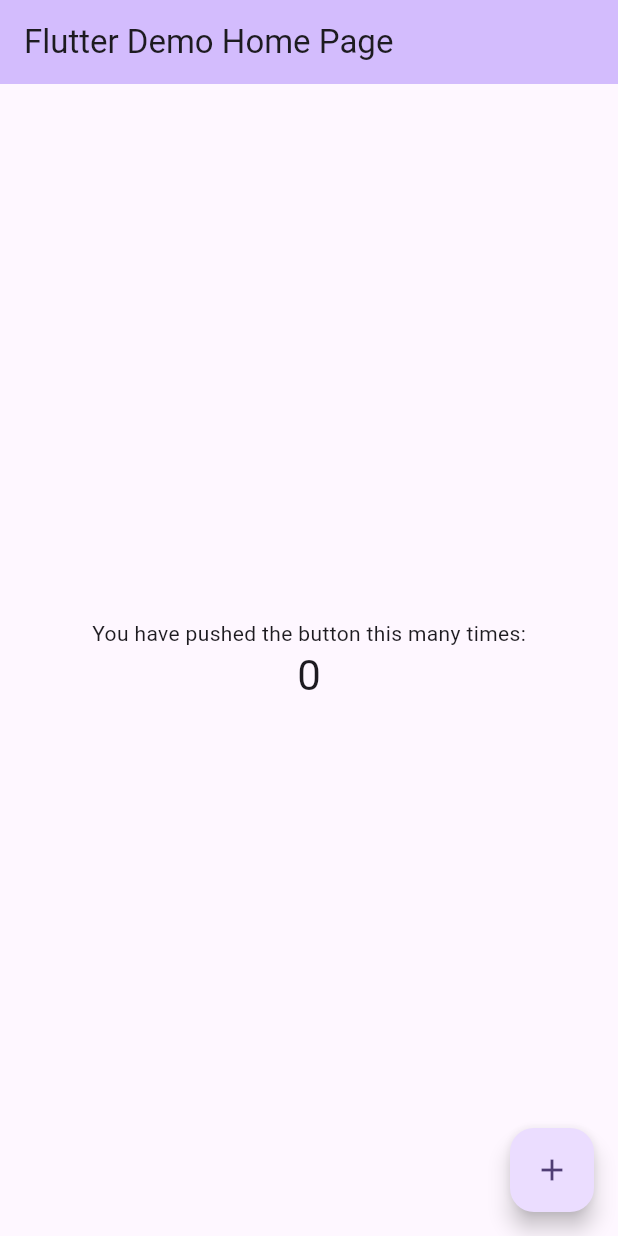
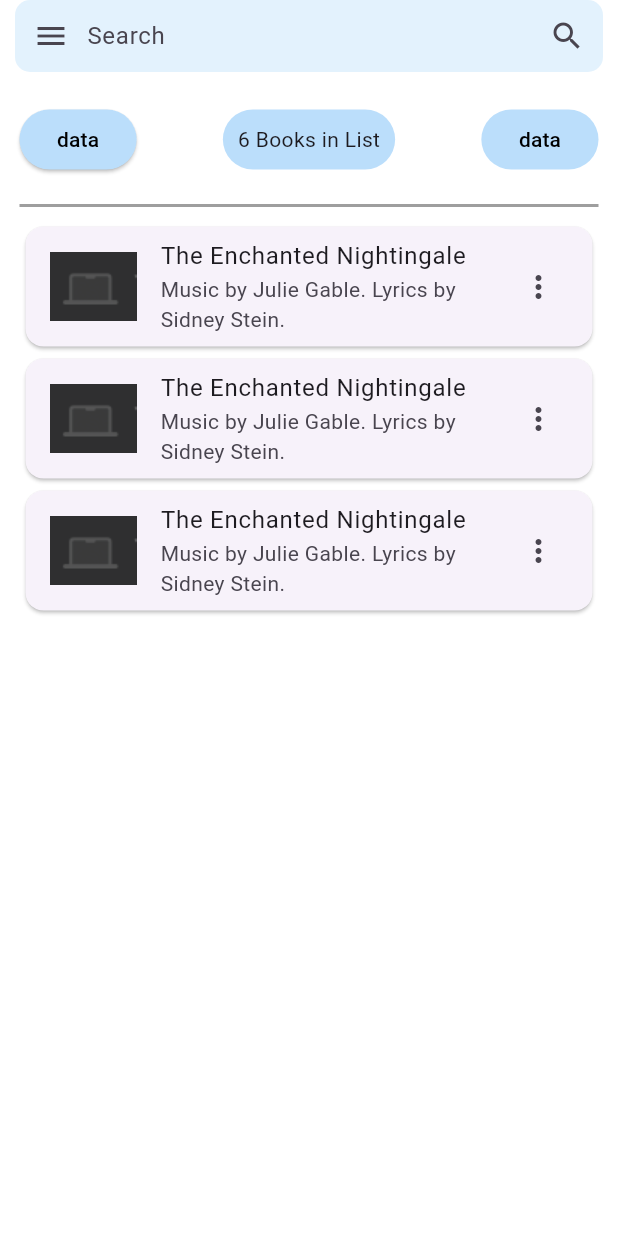
Before and after one commit to YamenMoh-123/Task, a Flutter app: the screen it shows after launch, on a phone screen of 412 x 824 dp. Run offline on Flutter 3.47's test engine with Material 3 defaults, Android fonts, the light colour scheme and no system bars.

Commit message:
basic homescreen setup

```diff
--- a/frontend/lib/main.dart
+++ b/frontend/lib/main.dart
@@ -1,4 +1,5 @@
 import 'package:flutter/material.dart';
+import 'package:frontend/pages/home.dart';
 
 void main() {
   runApp(const MyApp());
@@ -7,119 +8,11 @@
 class MyApp extends StatelessWidget {
   const MyApp({super.key});
 
-  // This widget is the root of your application.
   @override
   Widget build(BuildContext context) {
-    return MaterialApp(
-      title: 'Flutter Demo',
-      theme: ThemeData(
-        // This is the theme of your application.
-        //
-        // TRY THIS: Try running your application with "flutter run". You'll see
-        // the application has a purple toolbar. Then, without quitting the app,
-        // try changing the seedColor in the colorScheme below to Colors.green
-        // and then invoke "hot reload" (save your changes or press the "hot
-        // reload" button in a Flutter-supported IDE, or press "r" if you used
-        // the command line to start the app).
-        //
-        // Notice that the counter didn't reset back to zero; the application
-        // state is not lost during the reload. To reset the state, use hot
-        // restart instead.
-        //
-        // This works for code too, not just values: Most code changes can be
-        // tested with just a hot reload.
-        colorScheme: ColorScheme.fromSeed(seedColor: Colors.deepPurple),
-        useMaterial3: true,
-      ),
-      home: const MyHomePage(title: 'Flutter Demo Home Page'),
+    return const MaterialApp(
+      debugShowCheckedModeBanner: false,
+      home: HomePage()
     );
   }
 }
-
-class MyHomePage extends StatefulWidget {
-  const MyHomePage({super.key, required this.title});
-
-  // This widget is the home page of your application. It is stateful, meaning
-  // that it has a State object (defined below) that contains fields that affect
-  // how it looks.
-
-  // This class is the configuration for the state. It holds the values (in this
-  // case the title) provided by the parent (in this case the App widget) and
-  // used by the build method of the State. Fields in a Widget subclass are
-  // always marked "final".
-
-  final String title;
-
-  @override
-  State<MyHomePage> createState() => _MyHomePageState();
-}
-
-class _MyHomePageState extends State<MyHomePage> {
-  int _counter = 0;
-
-  void _incrementCounter() {
-    setState(() {
-      // This call to setState tells the Flutter framework that something has
-      // changed in this State, which causes it to rerun the build method below
-      // so that the display can reflect the updated values. If we changed
-      // _counter without calling setState(), then the build method would not be
-      // called again, and so nothing would appear to happen.
-      _counter++;
-    });
-  }
-
-  @override
-  Widget build(BuildContext context) {
-    // This method is rerun every time setState is called, for instance as done
-    // by the _incrementCounter method above.
-    //
-    // The Flutter framework has been optimized to make rerunning build methods
-    // fast, so that you can just rebuild anything that needs updating rather
-    // than having to individually change instances of widgets.
-    return Scaffold(
-      appBar: AppBar(
-        // TRY THIS: Try changing the color here to a specific color (to
-        // Colors.amber, perhaps?) and trigger a hot reload to see the AppBar
-        // change color while the other colors stay the same.
-        backgroundColor: Theme.of(context).colorScheme.inversePrimary,
-        // Here we take the value from the MyHomePage object that was created by
-        // the App.build method, and use it to set our appbar title.
-        title: Text(widget.title),
-      ),
-      body: Center(
-        // Center is a layout widget. It takes a single child and positions it
-        // in the middle of the parent.
-        child: Column(
-          // Column is also a layout widget. It takes a list of children and
-          // arranges them vertically. By default, it sizes itself to fit its
-          // children horizontally, and tries to be as tall as its parent.
-          //
-          // Column has various properties to control how it sizes itself and
-          // how it positions its children. Here we use mainAxisAlignment to
-          // center the children vertically; the main axis here is the vertical
-          // axis because Columns are vertical (the cross axis would be
-          // horizontal).
-          //
-          // TRY THIS: Invoke "debug painting" (choose the "Toggle Debug Paint"
-          // action in the IDE, or press "p" in the console), to see the
-          // wireframe for each widget.
-          mainAxisAlignment: MainAxisAlignment.center,
-          children: <Widget>[
-            const Text(
-              'You have pushed the button this many times:',
-            ),
-            Text(
-              '$_counter',
-              style: Theme.of(context).textTheme.headlineMedium,
-            ),
-          ],
-        ),
-      ),
-      floatingActionButton: FloatingActionButton(
-        onPressed: _incrementCounter,
-        tooltip: 'Increment',
-        child: const Icon(Icons.add),
-      ), // This trailing comma makes auto-formatting nicer for build methods.
-    );
-  }
-}
--- /dev/null
+++ b/frontend/lib/pages/card.dart
@@ -0,0 +1,23 @@
+import 'package:flutter/material.dart';
+
+class CardItem extends StatefulWidget {
+  const CardItem({super.key});
+
+  @override
+  State<CardItem> createState() => _CardItemState();
+}
+
+class _CardItemState extends State<CardItem> {
+  @override
+  Widget build(BuildContext context) {
+
+    return Card(
+      child: ListTile(
+        leading: Image.asset("assets/images/test.png"),
+        title: const Text('The Enchanted Nightingale'),
+        subtitle: const Text('Music by Julie Gable. Lyrics by Sidney Stein.'),
+        trailing: const Icon(Icons.more_vert),
+      ),
+    );
+  }
+}
--- /dev/null
+++ b/frontend/lib/pages/home.dart
@@ -0,0 +1,146 @@
+import 'package:flutter/material.dart';
+import '../styles/styles.dart';
+import 'card.dart';
+
+class HomePage extends StatefulWidget {
+  const HomePage({super.key});
+
+  @override
+  State<HomePage> createState() => _HomePageState();
+}
+
+class _HomePageState extends State<HomePage> {
+  void onMenuPressed() {
+    print("Button Pressed");
+  }
+
+  final List<String> items =["one", "two", "three"];
+
+  var currentAmount = 6;
+  String currentCategory = "Books";
+
+  PreferredSizeWidget buildAppBar() {
+    return AppBar(
+      backgroundColor: Colors.white,
+      flexibleSpace: SafeArea(
+          child: Container(
+        margin: const EdgeInsets.only(left: 10, right: 10),
+        decoration: BoxDecoration(
+          color: Colors.blue.shade50,
+          borderRadius: BorderRadius.circular(10),
+        ),
+        child: Row(
+          children: [
+            IconButton(
+              icon: const Icon(Icons.menu),
+              onPressed: onMenuPressed,
+            ),
+            const Expanded(
+              child: TextField(
+                decoration: InputDecoration(
+                  hintText: "Search",
+                  border: InputBorder.none,
+                ),
+              ),
+            ),
+            IconButton(icon: const Icon(Icons.search), onPressed: () {})
+          ],
+        ),
+      )),
+    );
+  }
+
+  Widget buildBody() {
+    return Container(
+      padding: const EdgeInsets.all(3),
+      margin: const EdgeInsets.all(10),
+      child: Column(
+
+        mainAxisAlignment: MainAxisAlignment.start, // Adjust alignment as needed
+        children: [
+          Row(
+            mainAxisAlignment: MainAxisAlignment.spaceBetween,
+            children: [
+              ElevatedButton(
+                onPressed: () {
+                  setState(() {
+                    currentAmount++;
+                  });
+                },
+                style: mainButtonStyle,
+                child: const Text("data"),
+              ),
+              Container(
+                decoration: BoxDecoration(
+                  color: Colors.blue.shade100,
+                  borderRadius: BorderRadius.circular(20),
+                ),
+                child: Padding(
+                  padding: const EdgeInsets.all(10),
+                  child: Text("$currentAmount $currentCategory in List"),
+                ),
+              ),
+              PopupMenuButton(
+                onSelected: (String result) {
+                  print(result);
+                },
+                itemBuilder: (BuildContext context) => <PopupMenuEntry<String>>[
+                  const PopupMenuItem<String>(
+                    value: "Books",
+                    child: Text("Books"),
+                  ),
+                  const PopupMenuItem<String>(
+                    value: "Movies",
+                    child: Text("Movies"),
+                  ),
+                  const PopupMenuItem<String>(
+                    value: "Music",
+                    child: Text("Music"),
+                  ),
+                ],
+                color: Colors.blue.shade100,
+                shape: RoundedRectangleBorder(
+                  borderRadius: BorderRadius.circular(8.0),
+                  side: BorderSide(color: Colors.grey.shade500, width: 2),
+                ),
+                child: ElevatedButton(
+                  onPressed: null, // The PopupMenuButton handles the tap
+                  style: mainButtonStyle,
+                  child: const Text("data"),
+                ),
+              ),
+            ],
+          ),
+          // Add more widgets here as children of the Column if needed
+          Container(
+            margin: const EdgeInsets.only(top: 10),
+            child: Divider(
+              color: Colors.grey.shade500,
+              height: 20,
+              thickness: 2,
+            ),
+          ),
+
+          Expanded(
+            child:(
+                ListView.builder(itemCount: items.length,
+                    itemBuilder: (context, index){
+                  return CardItem(key: ValueKey(items[index]));
+                })
+            )
+          )
+        ],
+      ),
+    );
+  }
+
+
+  @override
+  Widget build(BuildContext context) {
+    return Scaffold(
+      backgroundColor: Colors.white,
+      appBar: buildAppBar(),
+      body: buildBody(),
+    );
+  }
+}
--- /dev/null
+++ b/frontend/lib/styles/styles.dart
@@ -0,0 +1,12 @@
+import 'package:flutter/material.dart';
+
+
+
+final ButtonStyle mainButtonStyle = ButtonStyle(
+  backgroundColor: WidgetStateProperty.all(Colors.blue.shade100),
+  foregroundColor: WidgetStateProperty.all(Colors.black),
+  padding: WidgetStateProperty.all(const EdgeInsets.symmetric(horizontal: 25, vertical: 5)),
+  shape: WidgetStateProperty.all(RoundedRectangleBorder(
+    borderRadius: BorderRadius.circular(20),
+  )),
+);
--- a/frontend/pubspec.yaml
+++ b/frontend/pubspec.yaml
@@ -52,6 +52,8 @@ dev_dependencies:
 
 # The following section is specific to Flutter packages.
 flutter:
+  assets:
+    - assets/images/
 
   # The following line ensures that the Material Icons font is
   # included with your application, so that you can use the icons in
```
Also changed, not shown: frontend/assets/images/test.png (added), 2 other files.
